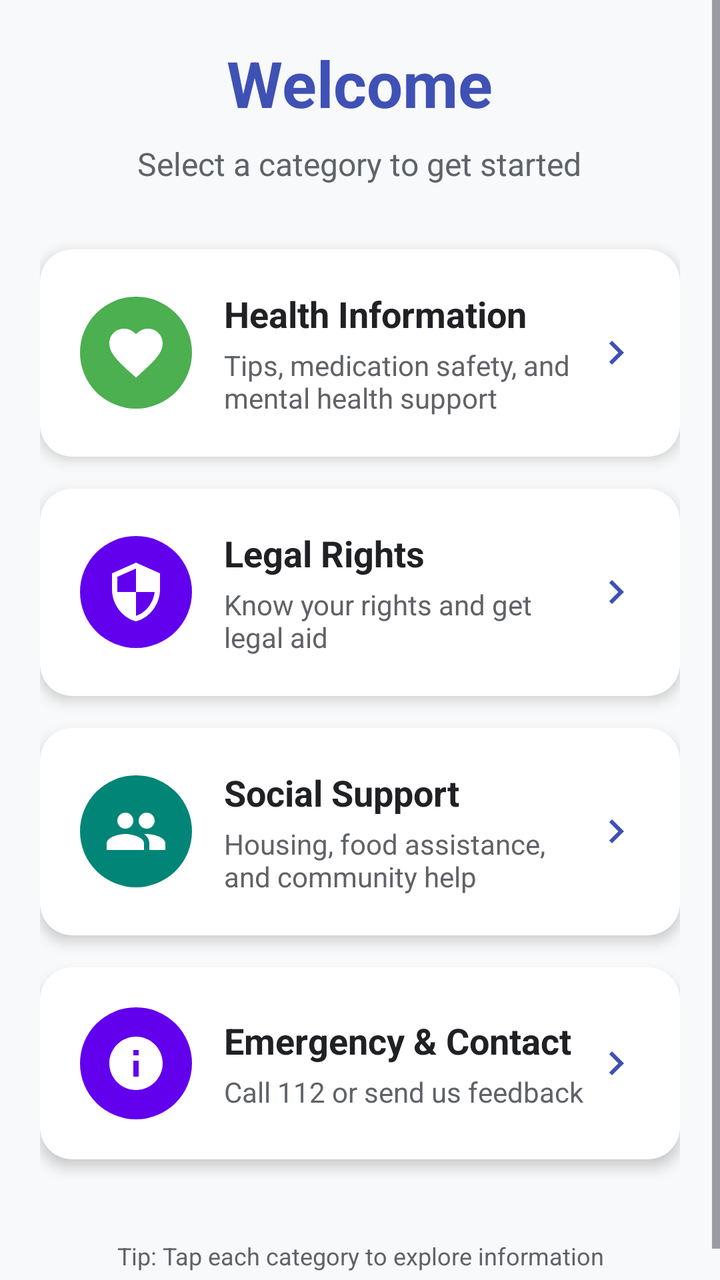
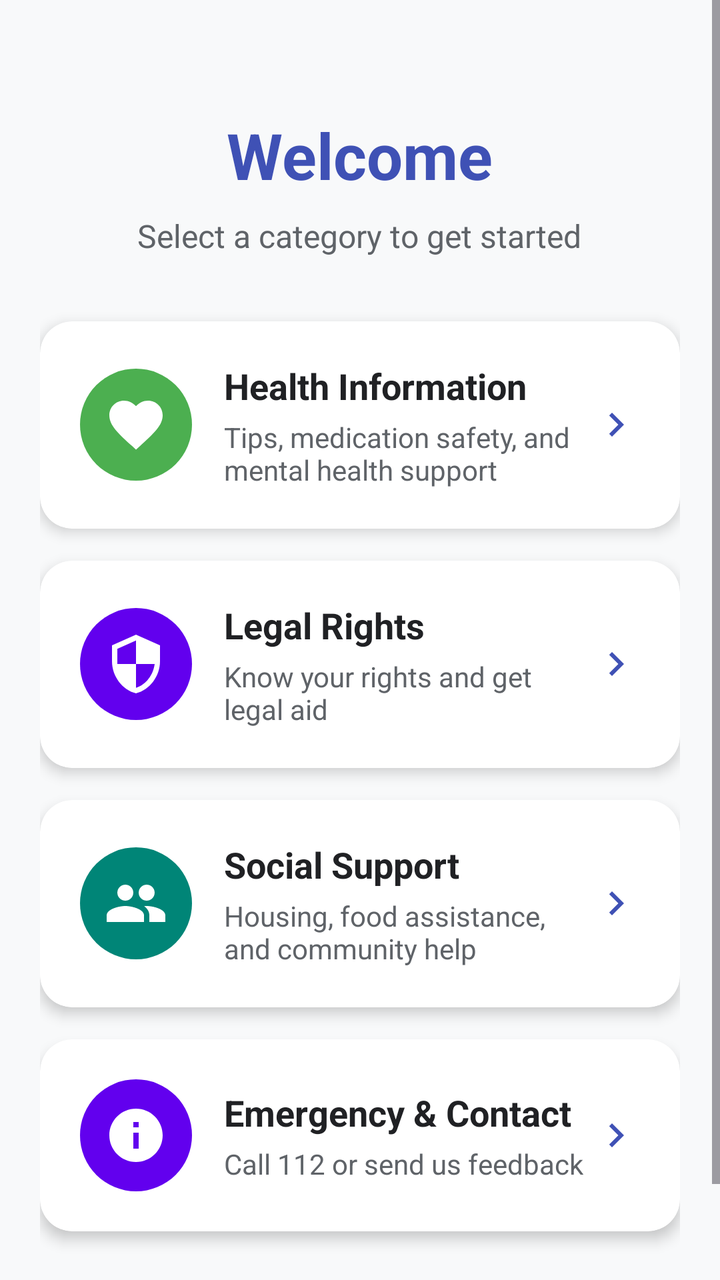

The first picture is an Android layout as it rendered before a commit; the second is the same layout after the commit. The layout source and the unified diff follow.
<!-- AndroidManifest.xml: activity theme Theme.CMP2004TermProject.NoActionBar -->
<!-- res/layout/activity_home.xml -->
<?xml version="1.0" encoding="utf-8"?>
<ScrollView xmlns:android="http://schemas.android.com/apk/res/android"
    xmlns:app="http://schemas.android.com/apk/res-auto"
    android:layout_width="match_parent"
    android:layout_height="match_parent"
    android:fillViewport="true"
    android:fitsSystemWindows="true"
    android:background="@color/md_theme_light_background">

    <LinearLayout
        android:layout_width="match_parent"
        android:layout_height="wrap_content"
        android:orientation="vertical"
        android:padding="20dp">

        <LinearLayout
            android:id="@+id/titleContainer"
            android:layout_width="match_parent"
            android:layout_height="wrap_content"
            android:orientation="vertical"
            android:gravity="center"
            android:layout_marginBottom="32dp">

            <TextView
                android:layout_width="wrap_content"
                android:layout_height="wrap_content"
                android:text="Welcome"
                android:textSize="32sp"
                android:textStyle="bold"
                android:textColor="@color/md_theme_light_primary" />

            <TextView
                android:layout_width="wrap_content"
                android:layout_height="wrap_content"
                android:text="Select a category to get started"
                android:textSize="16sp"
                android:textColor="@color/text_secondary"
                android:layout_marginTop="8dp" />
        </LinearLayout>

        <androidx.cardview.widget.CardView
            android:id="@+id/cardHealth"
            android:layout_width="match_parent"
            android:layout_height="wrap_content"
            android:layout_marginBottom="16dp"
            app:cardCornerRadius="16dp"
            app:cardElevation="4dp"
            app:cardBackgroundColor="@color/white"
            android:clickable="true"
            android:focusable="true">

            <LinearLayout
                android:layout_width="match_parent"
                android:layout_height="wrap_content"
                android:orientation="horizontal"
                android:padding="20dp"
                android:gravity="center_vertical">

                <ImageView
                    android:layout_width="56dp"
                    android:layout_height="56dp"
                    android:src="@drawable/ic_health"
                    android:background="@drawable/circle_background_green"
                    android:padding="12dp"
                    android:contentDescription="Health icon" />

                <LinearLayout
                    android:layout_width="0dp"
                    android:layout_height="wrap_content"
                    android:layout_weight="1"
                    android:orientation="vertical"
                    android:layout_marginStart="16dp">

                    <TextView
                        android:layout_width="wrap_content"
                        android:layout_height="wrap_content"
                        android:text="Health Information"
                        android:textSize="18sp"
                        android:textStyle="bold"
                        android:textColor="@color/text_primary" />

                    <TextView
                        android:layout_width="wrap_content"
                        android:layout_height="wrap_content"
                        android:text="Tips, medication safety, and mental health support"
                        android:textSize="14sp"
                        android:textColor="@color/text_secondary"
                        android:layout_marginTop="4dp" />
                </LinearLayout>

                <ImageView
                    android:layout_width="24dp"
                    android:layout_height="24dp"
                    android:src="@drawable/ic_arrow_right"
                    android:tint="@color/md_theme_light_primary"
                    android:contentDescription="Go" />
            </LinearLayout>
        </androidx.cardview.widget.CardView>

        <androidx.cardview.widget.CardView
            android:id="@+id/cardLegal"
            android:layout_width="match_parent"
            android:layout_height="wrap_content"
            android:layout_marginBottom="16dp"
            app:cardCornerRadius="16dp"
            app:cardElevation="4dp"
            app:cardBackgroundColor="@color/white"
            android:clickable="true"
            android:focusable="true">

            <LinearLayout
                android:layout_width="match_parent"
                android:layout_height="wrap_content"
                android:orientation="horizontal"
                android:padding="20dp"
                android:gravity="center_vertical">

                <ImageView
                    android:layout_width="56dp"
                    android:layout_height="56dp"
                    android:src="@drawable/ic_legal"
                    android:background="@drawable/circle_background_purple"
                    android:padding="12dp"
                    android:contentDescription="Legal icon" />

                <LinearLayout
                    android:layout_width="0dp"
                    android:layout_height="wrap_content"
                    android:layout_weight="1"
                    android:orientation="vertical"
                    android:layout_marginStart="16dp">

                    <TextView
                        android:layout_width="wrap_content"
                        android:layout_height="wrap_content"
                        android:text="Legal Rights"
                        android:textSize="18sp"
                        android:textStyle="bold"
                        android:textColor="@color/text_primary" />

                    <TextView
                        android:layout_width="wrap_content"
                        android:layout_height="wrap_content"
                        android:text="Know your rights and get legal aid"
                        android:textSize="14sp"
                        android:textColor="@color/text_secondary"
                        android:layout_marginTop="4dp" />
                </LinearLayout>

                <ImageView
                    android:layout_width="24dp"
                    android:layout_height="24dp"
                    android:src="@drawable/ic_arrow_right"
                    android:tint="@color/md_theme_light_primary"
                    android:contentDescription="Go" />
            </LinearLayout>
        </androidx.cardview.widget.CardView>

        <androidx.cardview.widget.CardView
            android:id="@+id/cardSocial"
            android:layout_width="match_parent"
            android:layout_height="wrap_content"
            android:layout_marginBottom="16dp"
            app:cardCornerRadius="16dp"
            app:cardElevation="4dp"
            app:cardBackgroundColor="@color/white"
            android:clickable="true"
            android:focusable="true">

            <LinearLayout
                android:layout_width="match_parent"
                android:layout_height="wrap_content"
                android:orientation="horizontal"
                android:padding="20dp"
                android:gravity="center_vertical">

                <ImageView
                    android:layout_width="56dp"
                    android:layout_height="56dp"
                    android:src="@drawable/ic_social"
                    android:background="@drawable/circle_background_teal"
                    android:padding="12dp"
                    android:contentDescription="Social icon" />

                <LinearLayout
                    android:layout_width="0dp"
                    android:layout_height="wrap_content"
                    android:layout_weight="1"
                    android:orientation="vertical"
                    android:layout_marginStart="16dp">

                    <TextView
                        android:layout_width="wrap_content"
                        android:layout_height="wrap_content"
                        android:text="Social Support"
                        android:textSize="18sp"
                        android:textStyle="bold"
                        android:textColor="@color/text_primary" />

                    <TextView
                        android:layout_width="wrap_content"
                        android:layout_height="wrap_content"
                        android:text="Housing, food assistance, and community help"
                        android:textSize="14sp"
                        android:textColor="@color/text_secondary"
                        android:layout_marginTop="4dp" />
                </LinearLayout>

                <ImageView
                    android:layout_width="24dp"
                    android:layout_height="24dp"
                    android:src="@drawable/ic_arrow_right"
                    android:tint="@color/md_theme_light_primary"
                    android:contentDescription="Go" />
            </LinearLayout>
        </androidx.cardview.widget.CardView>

        <androidx.cardview.widget.CardView
            android:id="@+id/cardEmergency"
            android:layout_width="match_parent"
            android:layout_height="wrap_content"
            android:layout_marginBottom="16dp"
            app:cardCornerRadius="16dp"
            app:cardElevation="4dp"
            app:cardBackgroundColor="@color/white"
            android:clickable="true"
            android:focusable="true">

            <LinearLayout
                android:layout_width="match_parent"
                android:layout_height="wrap_content"
                android:orientation="horizontal"
                android:padding="20dp"
                android:gravity="center_vertical">

                <ImageView
                    android:layout_width="56dp"
                    android:layout_height="56dp"
                    android:src="@drawable/ic_info"
                    android:background="@drawable/circle_background_purple"
                    android:padding="12dp"
                    android:contentDescription="Emergency icon" />

                <LinearLayout
                    android:layout_width="0dp"
                    android:layout_height="wrap_content"
                    android:layout_weight="1"
                    android:orientation="vertical"
                    android:layout_marginStart="16dp">

                    <TextView
                        android:layout_width="wrap_content"
                        android:layout_height="wrap_content"
                        android:text="Emergency &amp; Contact"
                        android:textSize="18sp"
                        android:textStyle="bold"
                        android:textColor="@color/text_primary" />

                    <TextView
                        android:layout_width="wrap_content"
                        android:layout_height="wrap_content"
                        android:text="Call 112 or send us feedback"
                        android:textSize="14sp"
                        android:textColor="@color/text_secondary"
                        android:layout_marginTop="4dp" />
                </LinearLayout>

                <ImageView
                    android:layout_width="24dp"
                    android:layout_height="24dp"
                    android:src="@drawable/ic_arrow_right"
                    android:tint="@color/md_theme_light_primary"
                    android:contentDescription="Go" />
            </LinearLayout>
        </androidx.cardview.widget.CardView>

        <View
            android:layout_width="match_parent"
            android:layout_height="0dp"
            android:layout_weight="1" />

        <TextView
            android:layout_width="match_parent"
            android:layout_height="wrap_content"
            android:text="Tip: Tap each category to explore information"
            android:textSize="12sp"
            android:textColor="@color/text_secondary"
            android:textAlignment="center"
            android:layout_marginTop="24dp" />

    </LinearLayout>
</ScrollView>
<!-- resources referenced by this layout -->
<resources>
  <color name="md_theme_light_background">#F8F9FA</color>
  <color name="md_theme_light_primary">#3F51B5</color>
  <color name="text_primary">#202124</color>
  <color name="text_secondary">#5F6368</color>
  <color name="white">#FFFFFF</color>
  <!-- drawable circle_background_green (drawable) -->
  <?xml version="1.0" encoding="utf-8"?>
  <shape xmlns:android="http://schemas.android.com/apk/res/android"
      android:shape="oval">
      <solid android:color="#4CAF50" />
  </shape>
  <!-- drawable circle_background_purple (drawable) -->
  <?xml version="1.0" encoding="utf-8"?>
  <shape xmlns:android="http://schemas.android.com/apk/res/android"
      android:shape="oval">
      <solid android:color="#6200EE" />
  </shape>
  <!-- drawable circle_background_teal (drawable) -->
  <?xml version="1.0" encoding="utf-8"?>
  <shape xmlns:android="http://schemas.android.com/apk/res/android"
      android:shape="oval">
      <solid android:color="#008577" />
  </shape>
  <!-- drawable ic_arrow_right (drawable) -->
  <?xml version="1.0" encoding="utf-8"?>
  <vector xmlns:android="http://schemas.android.com/apk/res/android"
      android:width="24dp"
      android:height="24dp"
      android:viewportWidth="24"
      android:viewportHeight="24">
      <path
          android:fillColor="#757575"
          android:pathData="M10,6L8.59,7.41 13.17,12l-4.58,4.59L10,18l6,-6z"/>
  </vector>
  <!-- drawable ic_health (drawable) -->
  <?xml version="1.0" encoding="utf-8"?>
  <vector xmlns:android="http://schemas.android.com/apk/res/android"
      android:width="24dp"
      android:height="24dp"
      android:viewportWidth="24"
      android:viewportHeight="24">
      <path
          android:fillColor="#FFFFFF"
          android:pathData="M12,21.35l-1.45,-1.32C5.4,15.36 2,12.28 2,8.5 2,5.42 4.42,3 7.5,3c1.74,0 3.41,0.81 4.5,2.09C13.09,3.81 14.76,3 16.5,3 19.58,3 22,5.42 22,8.5c0,3.78 -3.4,6.86 -8.55,11.54L12,21.35z"/>
  </vector>
  <!-- drawable ic_info (drawable) -->
  <?xml version="1.0" encoding="utf-8"?>
  <vector xmlns:android="http://schemas.android.com/apk/res/android"
      android:width="24dp"
      android:height="24dp"
      android:viewportWidth="24"
      android:viewportHeight="24">
      <path
          android:fillColor="#FFFFFF"
          android:pathData="M12,2C6.48,2 2,6.48 2,12s4.48,10 10,10 10,-4.48 10,-10S17.52,2 12,2zM13,17h-2v-6h2v6zM13,9h-2V7h2v2z"/>
  </vector>
  <!-- drawable ic_legal (drawable) -->
  <?xml version="1.0" encoding="utf-8"?>
  <vector xmlns:android="http://schemas.android.com/apk/res/android"
      android:width="24dp"
      android:height="24dp"
      android:viewportWidth="24"
      android:viewportHeight="24">
      <path
          android:fillColor="#FFFFFF"
          android:pathData="M12,1L3,5v6c0,5.55 3.84,10.74 9,12 5.16,-1.26 9,-6.45 9,-12V5l-9,-4zM12,11.99h7c-0.53,4.12 -3.28,7.79 -7,8.94V12H5V6.3l7,-3.11v8.8z"/>
  </vector>
  <style name="Theme.CMP2004TermProject.NoActionBar" parent="Theme.CMP2004TermProject">
          <item name="windowActionBar">false</item>
          <item name="windowNoTitle">true</item>
          <item name="android:windowEnterAnimation">@anim/slide_in_right</item>
          <item name="android:windowExitAnimation">@anim/slide_out_left</item>
      </style>
  <color name="md_theme_light_onPrimary">#FFFFFF</color>
  <color name="md_theme_light_primaryContainer">#E0E8F9</color>
  <color name="md_theme_light_onPrimaryContainer">#0B1B60</color>
  <color name="md_theme_light_secondary">#039BE5</color>
  <color name="md_theme_light_onSecondary">#FFFFFF</color>
  <color name="md_theme_light_secondaryContainer">#CBE6FF</color>
  <color name="md_theme_light_onSecondaryContainer">#001E30</color>
  <color name="md_theme_light_surface">#FFFFFF</color>
  <color name="md_theme_light_onSurface">#1A1C1E</color>
  <!-- unchanged entries left out for length: 2 -->
</resources>

<!-- the commit's change to res/layout/activity_home.xml (unified diff, before → after) -->
@@ -11,7 +11,10 @@
         android:layout_width="match_parent"
         android:layout_height="wrap_content"
         android:orientation="vertical"
-        android:padding="20dp">
+        android:paddingStart="20dp"
+        android:paddingEnd="20dp"
+        android:paddingBottom="20dp"
+        android:paddingTop="56dp">
 
         <LinearLayout
             android:id="@+id/titleContainer"
